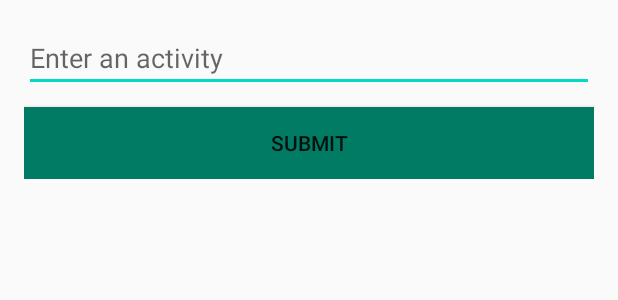
After one commit to Anton7692/The-Two-Day-Rule-Calendar, an Android app: the layout layout_dialog.xml on its own in the app's theme, with its tools: preview values and no code run, on a phone screen of 412 x 824 dp. The commit adds this screen. Shown: the top 300 px of the screen. Run offline under Robolectric (Android 15) with nearby library versions, the phone set to English and light mode, and no system bars.

Commit message:
text dialog and date picker

```diff
--- a/app/src/main/res/drawable/ic_add.xml
+++ b/app/src/main/res/drawable/ic_add.xml
@@ -1,5 +1,5 @@
 <vector android:height="24dp" android:tint="#7F17FF"
     android:viewportHeight="24" android:viewportWidth="24"
     android:width="24dp" xmlns:android="http://schemas.android.com/apk/res/android">
-    <path android:fillColor="@android:color/white" android:pathData="M12,2C6.48,2 2,6.48 2,12s4.48,10 10,10 10,-4.48 10,-10S17.52,2 12,2zM17,13h-4v4h-2v-4L7,13v-2h4L11,7h2v4h4v2z"/>
+    <path android:fillColor="@color/colorPrimary" android:pathData="M12,2C6.48,2 2,6.48 2,12s4.48,10 10,10 10,-4.48 10,-10S17.52,2 12,2zM17,13h-4v4h-2v-4L7,13v-2h4L11,7h2v4h4v2z"/>
 </vector>
--- /dev/null
+++ b/app/src/main/res/layout/layout_dialog.xml
@@ -0,0 +1,25 @@
+<?xml version="1.0" encoding="utf-8"?>
+<LinearLayout xmlns:android="http://schemas.android.com/apk/res/android"
+    android:layout_width="match_parent" android:layout_height="match_parent"
+    android:padding="16dp"
+    android:orientation="vertical">
+    <EditText
+        android:id="@+id/edit_todo"
+        android:layout_width="match_parent"
+        android:layout_height="wrap_content"
+        android:hint="Enter an activity"/>
+    <LinearLayout
+        android:layout_width="match_parent"
+        android:layout_height="wrap_content"
+        android:orientation="vertical">
+        <Button
+            android:id="@+id/submit_bt"
+            android:layout_marginTop="10dp"
+            android:layout_gravity="center"
+            android:layout_height="wrap_content"
+            android:layout_width="match_parent"
+            android:text="Submit"
+            android:background="@color/colorPrimary">
+        </Button>
+    </LinearLayout>
+</LinearLayout>
```
Also changed, not shown: app/src/main/java/com/example/twodayrulecalendar/MainActivity.kt (+37 -6 lines).
